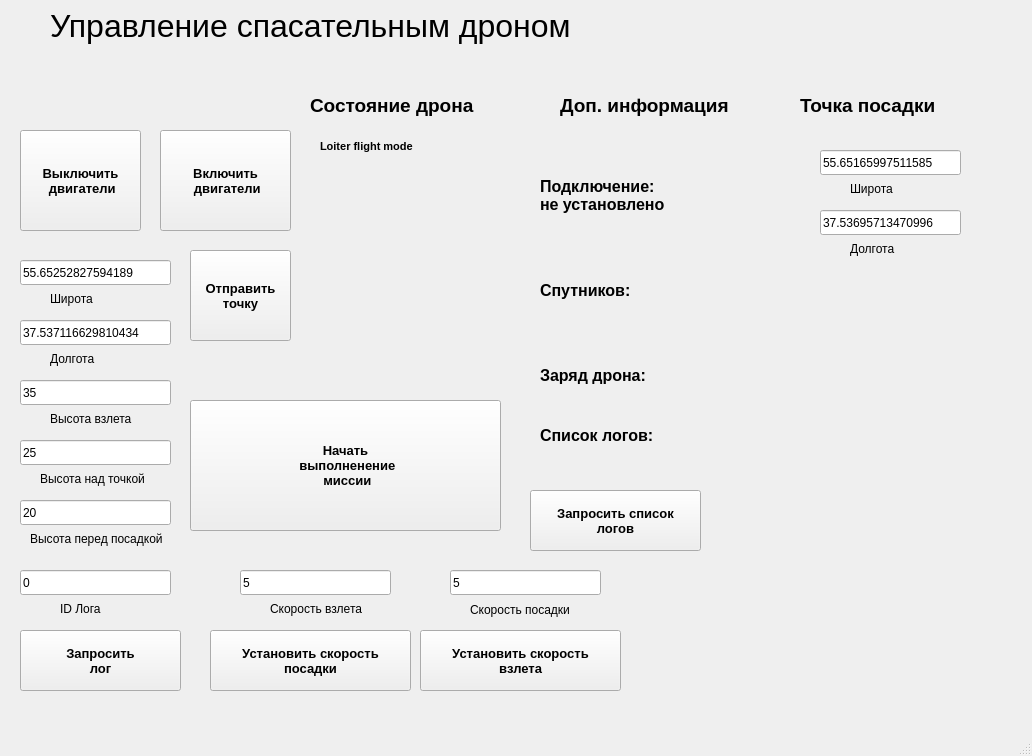
Old version of the form mainwindow.ui in the repository NickolayGoloburdin/wifi_drone_interface.
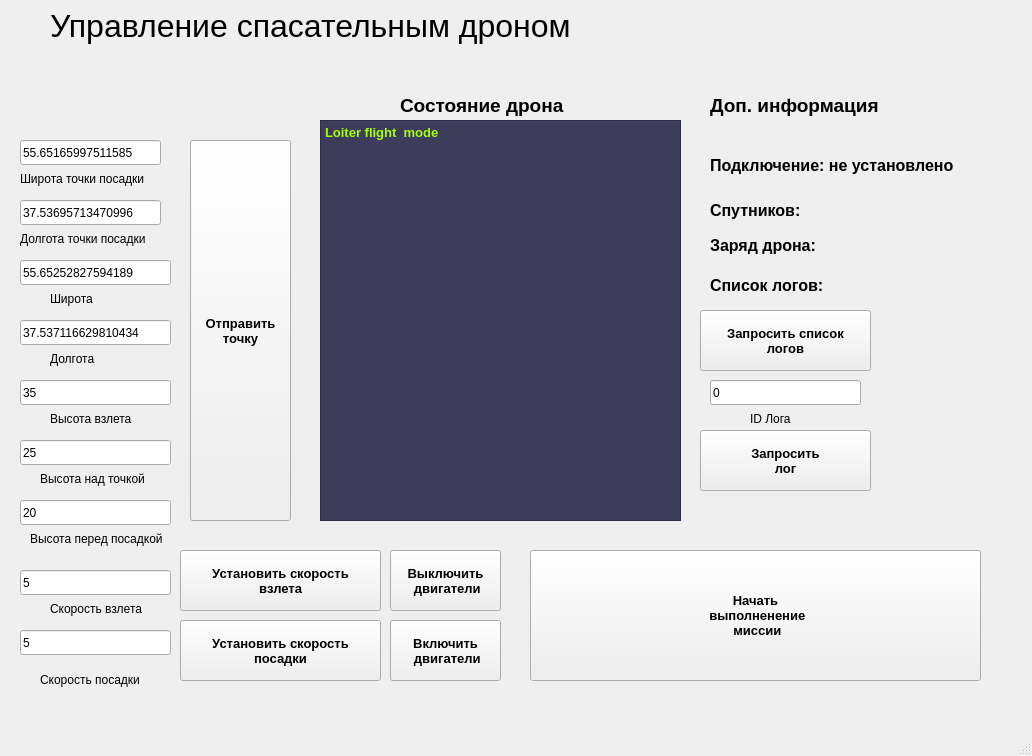
New version of the form.

Commit message: add color plaintext, udp communicator

Diff of the .ui file:
```diff
--- a/mainwindow.ui
+++ b/mainwindow.ui
@@ -20,10 +20,10 @@
    <widget class="QPushButton" name="Arm">
     <property name="geometry">
      <rect>
-      <x>160</x>
-      <y>130</y>
-      <width>131</width>
-      <height>101</height>
+      <x>390</x>
+      <y>620</y>
+      <width>111</width>
+      <height>61</height>
      </rect>
     </property>
     <property name="font">
@@ -46,9 +46,9 @@
     <property name="geometry">
      <rect>
       <x>190</x>
-      <y>250</y>
+      <y>140</y>
       <width>101</width>
-      <height>91</height>
+      <height>381</height>
      </rect>
     </property>
     <property name="font">
@@ -67,43 +67,13 @@
 точку</string>
     </property>
    </widget>
-   <widget class="QLabel" name="status">
-    <property name="geometry">
-     <rect>
-      <x>320</x>
-      <y>140</y>
-      <width>211</width>
-      <height>391</height>
-     </rect>
-    </property>
-    <property name="font">
-     <font>
-      <family>System</family>
-      <pointsize>8</pointsize>
-      <weight>75</weight>
-      <bold>true</bold>
-     </font>
-    </property>
-    <property name="styleSheet">
-     <string notr="true"/>
-    </property>
-    <property name="text">
-     <string>Loiter flight mode</string>
-    </property>
-    <property name="textFormat">
-     <enum>Qt::AutoText</enum>
-    </property>
-    <property name="alignment">
-     <set>Qt::AlignLeading|Qt::AlignLeft|Qt::AlignTop</set>
-    </property>
-   </widget>
    <widget class="QPushButton" name="Disarm">
     <property name="geometry">
      <rect>
-      <x>20</x>
-      <y>130</y>
-      <width>121</width>
-      <height>101</height>
+      <x>390</x>
+      <y>550</y>
+      <width>111</width>
+      <height>61</height>
      </rect>
     </property>
     <property name="font">
@@ -125,9 +95,9 @@
    <widget class="QPushButton" name="Start">
     <property name="geometry">
      <rect>
-      <x>190</x>
-      <y>400</y>
-      <width>311</width>
+      <x>530</x>
+      <y>550</y>
+      <width>451</width>
       <height>131</height>
      </rect>
     </property>
@@ -151,9 +121,9 @@
    <widget class="QLabel" name="connection">
     <property name="geometry">
      <rect>
-      <x>540</x>
-      <y>160</y>
-      <width>221</width>
+      <x>710</x>
+      <y>130</y>
+      <width>321</width>
       <height>71</height>
      </rect>
     </property>
@@ -166,8 +136,7 @@
      </font>
     </property>
     <property name="text">
-     <string>Подключение:
-не установлено</string>
+     <string>Подключение: не установлено</string>
     </property>
    </widget>
    <widget class="QLineEdit" name="attitude">
@@ -231,9 +200,9 @@
    <widget class="QLabel" name="sattelites">
     <property name="geometry">
      <rect>
-      <x>540</x>
-      <y>270</y>
-      <width>321</width>
+      <x>710</x>
+      <y>190</y>
+      <width>181</width>
       <height>41</height>
      </rect>
     </property>
@@ -252,7 +221,7 @@
    <widget class="QLabel" name="label_4">
     <property name="geometry">
      <rect>
-      <x>310</x>
+      <x>400</x>
       <y>80</y>
       <width>241</width>
       <height>51</height>
@@ -295,9 +264,9 @@
    <widget class="QLabel" name="battery">
     <property name="geometry">
      <rect>
-      <x>540</x>
-      <y>360</y>
-      <width>311</width>
+      <x>710</x>
+      <y>230</y>
+      <width>251</width>
       <height>31</height>
      </rect>
     </property>
@@ -316,7 +285,7 @@
    <widget class="QLabel" name="label_6">
     <property name="geometry">
      <rect>
-      <x>560</x>
+      <x>710</x>
       <y>80</y>
       <width>271</width>
       <height>51</height>
@@ -337,48 +306,24 @@
      <string>Доп. информация</string>
     </property>
    </widget>
-   <widget class="QLabel" name="land">
-    <property name="geometry">
-     <rect>
-      <x>800</x>
-      <y>80</y>
-      <width>271</width>
-      <height>51</height>
-     </rect>
-    </property>
-    <property name="font">
-     <font>
-      <family>Tahoma</family>
-      <pointsize>14</pointsize>
-      <weight>75</weight>
-      <bold>true</bold>
-     </font>
-    </property>
-    <property name="styleSheet">
-     <string notr="true"/>
-    </property>
-    <property name="text">
-     <string>Точка посадки</string>
-    </property>
-   </widget>
    <widget class="QLabel" name="label_7">
     <property name="geometry">
      <rect>
-      <x>850</x>
-      <y>180</y>
-      <width>67</width>
+      <x>20</x>
+      <y>170</y>
+      <width>151</width>
       <height>17</height>
      </rect>
     </property>
     <property name="text">
-     <string>Широта</string>
+     <string>Широта точки посадки</string>
     </property>
    </widget>
    <widget class="QLineEdit" name="land_x">
     <property name="geometry">
      <rect>
-      <x>820</x>
-      <y>150</y>
+      <x>20</x>
+      <y>140</y>
       <width>141</width>
       <height>25</height>
      </rect>
@@ -393,8 +338,8 @@
    <widget class="QLineEdit" name="land_y">
     <property name="geometry">
      <rect>
-      <x>820</x>
-      <y>210</y>
+      <x>20</x>
+      <y>200</y>
       <width>141</width>
       <height>25</height>
      </rect>
@@ -409,14 +354,14 @@
    <widget class="QLabel" name="label_8">
     <property name="geometry">
      <rect>
-      <x>850</x>
-      <y>240</y>
-      <width>67</width>
+      <x>20</x>
+      <y>230</y>
+      <width>161</width>
       <height>17</height>
      </rect>
     </property>
     <property name="text">
-     <string>Долгота</string>
+     <string>Долгота точки посадки</string>
     </property>
    </widget>
    <widget class="QLabel" name="label_3">
@@ -509,8 +454,8 @@
    <widget class="QLabel" name="logs">
     <property name="geometry">
      <rect>
-      <x>540</x>
-      <y>420</y>
+      <x>710</x>
+      <y>270</y>
       <width>311</width>
       <height>31</height>
      </rect>
@@ -530,10 +475,10 @@
    <widget class="QLabel" name="log_list">
     <property name="geometry">
      <rect>
-      <x>730</x>
-      <y>430</y>
-      <width>301</width>
-      <height>271</height>
+      <x>890</x>
+      <y>280</y>
+      <width>121</width>
+      <height>201</height>
      </rect>
     </property>
     <property name="font">
@@ -560,9 +505,9 @@
    <widget class="QPushButton" name="log_request">
     <property name="geometry">
      <rect>
-      <x>20</x>
-      <y>630</y>
-      <width>161</width>
+      <x>700</x>
+      <y>430</y>
+      <width>171</width>
       <height>61</height>
      </rect>
     </property>
@@ -585,8 +530,8 @@
    <widget class="QLineEdit" name="log_id">
     <property name="geometry">
      <rect>
-      <x>20</x>
-      <y>570</y>
+      <x>710</x>
+      <y>380</y>
       <width>151</width>
       <height>25</height>
      </rect>
@@ -601,8 +546,8 @@
    <widget class="QLabel" name="label_11">
     <property name="geometry">
      <rect>
-      <x>60</x>
-      <y>600</y>
+      <x>750</x>
+      <y>410</y>
       <width>101</width>
       <height>17</height>
      </rect>
@@ -614,8 +559,8 @@
    <widget class="QPushButton" name="log_list_request">
     <property name="geometry">
      <rect>
-      <x>530</x>
-      <y>490</y>
+      <x>700</x>
+      <y>310</y>
       <width>171</width>
       <height>61</height>
      </rect>
@@ -639,8 +584,8 @@
    <widget class="QPushButton" name="set_land_speed">
     <property name="geometry">
      <rect>
-      <x>420</x>
-      <y>630</y>
+      <x>180</x>
+      <y>550</y>
       <width>201</width>
       <height>61</height>
      </rect>
@@ -664,8 +609,8 @@
    <widget class="QPushButton" name="set_takeoff_speed">
     <property name="geometry">
      <rect>
-      <x>210</x>
-      <y>630</y>
+      <x>180</x>
+      <y>620</y>
       <width>201</width>
       <height>61</height>
      </rect>
@@ -689,7 +634,7 @@
    <widget class="QLineEdit" name="takeoff_speed">
     <property name="geometry">
      <rect>
-      <x>240</x>
+      <x>20</x>
       <y>570</y>
       <width>151</width>
       <height>25</height>
@@ -705,7 +650,7 @@
    <widget class="QLabel" name="label_12">
     <property name="geometry">
      <rect>
-      <x>270</x>
+      <x>50</x>
       <y>600</y>
       <width>101</width>
       <height>17</height>
@@ -718,8 +663,8 @@
    <widget class="QLineEdit" name="land_speed">
     <property name="geometry">
      <rect>
-      <x>450</x>
-      <y>570</y>
+      <x>20</x>
+      <y>630</y>
       <width>151</width>
       <height>25</height>
      </rect>
@@ -734,8 +679,8 @@
    <widget class="QLabel" name="label_13">
     <property name="geometry">
      <rect>
-      <x>470</x>
-      <y>600</y>
+      <x>40</x>
+      <y>670</y>
       <width>121</width>
       <height>20</height>
      </rect>
@@ -744,6 +689,34 @@
      <string>Скорость посадки</string>
     </property>
    </widget>
+   <widget class="QPlainTextEdit" name="status">
+    <property name="geometry">
+     <rect>
+      <x>320</x>
+      <y>120</y>
+      <width>361</width>
+      <height>401</height>
+     </rect>
+    </property>
+    <property name="font">
+     <font>
+      <family>System</family>
+      <pointsize>10</pointsize>
+      <weight>75</weight>
+      <bold>true</bold>
+     </font>
+    </property>
+    <property name="styleSheet">
+     <string notr="true">background-color: rgb(61, 60, 90);
+color:rgb(164, 255, 16);</string>
+    </property>
+    <property name="readOnly">
+     <bool>true</bool>
+    </property>
+    <property name="plainText">
+     <string>Loiter flight  mode</string>
+    </property>
+   </widget>
    <zorder>Arm</zorder>
    <zorder>SendPoint</zorder>
    <zorder>status</zorder>
```
Left out of the diff: 3 changed lines with no effect on the pictures. The commit also changes 9 other files.
